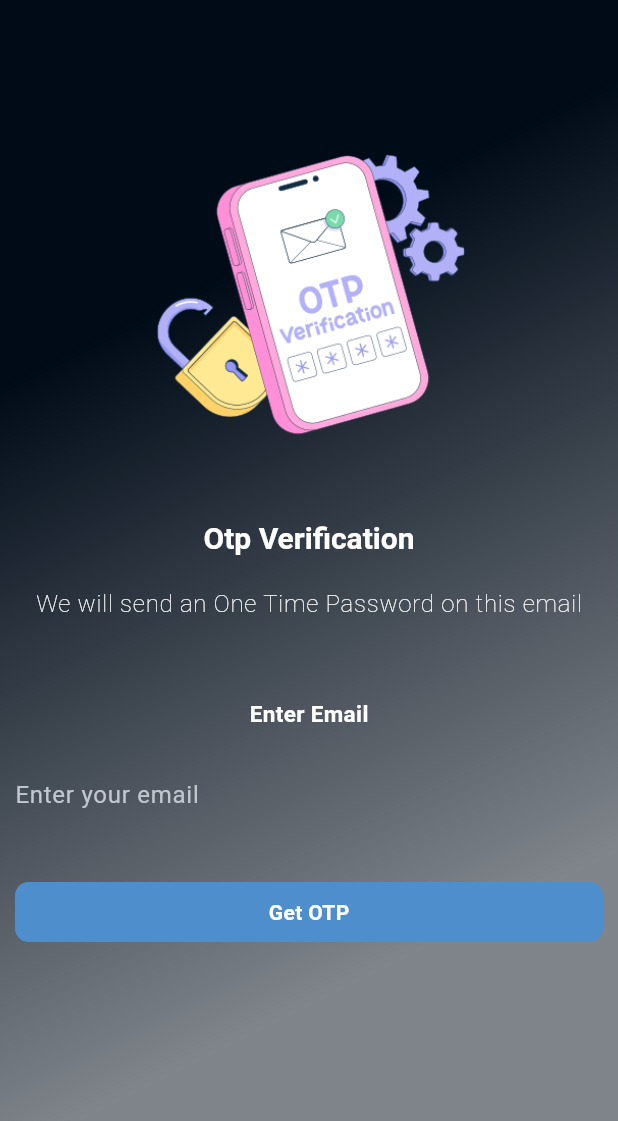
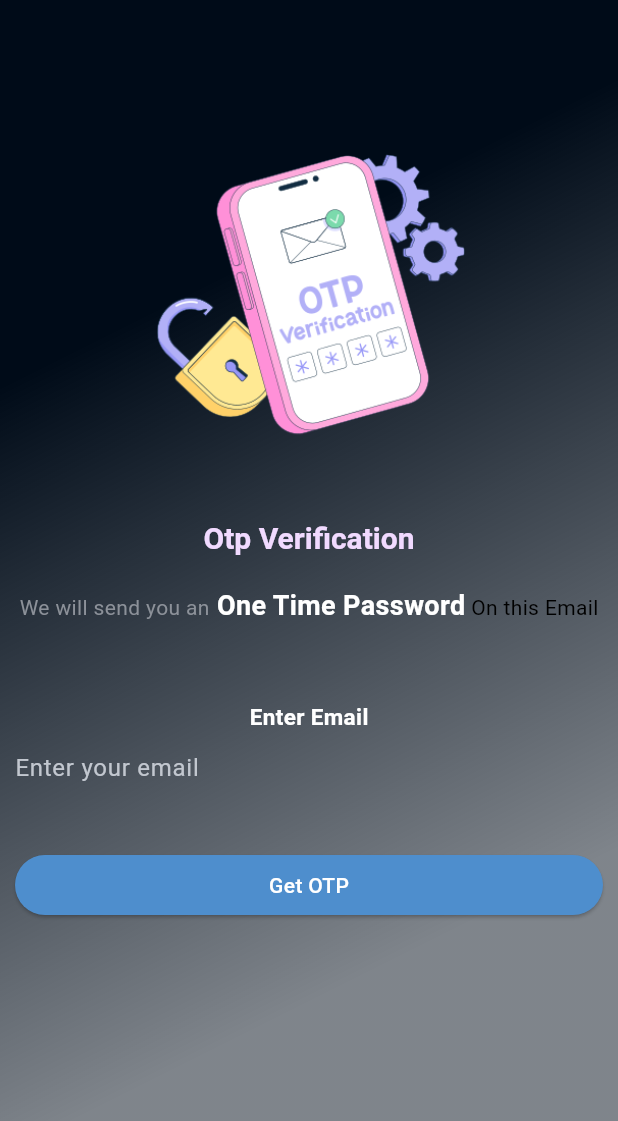
Before and after one commit to stuverse/stuverse, a Flutter app: the ForgotPasswordScreen screen opened by its route, on a phone screen of 412 x 824 dp. Shown: the top 1121 px of the screen. Run offline on Flutter 3.47's test engine with Material 3 defaults, Android fonts, the light colour scheme and no system bars; our stand-ins replace bloc, dio, flex_color_scheme, flutter_bloc, go_router, shared_preferences; accounts and stored records are empty; Roboto replaces fonts that are missing (Poppins, roboto).

Commit message:
#33 solved

```diff
--- a/lib/app/utils/app_images.dart
+++ b/lib/app/utils/app_images.dart
@@ -4,7 +4,7 @@ class AppImages {
   static const String logo200 = "assets/app/logo/stuverse200.png";
   static const String logo100 = "assets/app/logo/stuverse100.png";
   static const String logo50 = "assets/app/logo/stuverse50.png";
-  static const String otp_1 = "assets/common/otp1.png";
+  static const String otp3 = "assets/common/otp3.png";
 
   //! SVGs
   static const String logoSVG = "assets/app/logo/stuverse.svg";
--- a/lib/features/common/auth/views/forgot_password_screen.dart
+++ b/lib/features/common/auth/views/forgot_password_screen.dart
@@ -29,21 +29,43 @@ class ForgotPasswordScreen extends StatelessWidget {
               SizedBox(
                 height: 30,
               ),
-              Text('Otp Verification',
-                  style: Theme.of(context)
-                      .textTheme
-                      .titleLarge!
-                      .copyWith(fontWeight: FontWeight.bold, fontSize: 20)),
+              Text(
+                'Otp Verification',
+                style: Theme.of(context).textTheme.titleLarge!.copyWith(
+                    fontWeight: FontWeight.bold,
+                    fontSize: 20,
+                    color: Theme.of(context).colorScheme.onTertiaryContainer),
+              ),
               SizedBox(
                 height: 20,
               ),
-              Text(
-                'We will send an One Time Password on this email',
-                style: Theme.of(context).textTheme.bodyLarge!.copyWith(
-                      fontWeight: FontWeight.w100,
+              RichText(
+                  text: TextSpan(
+                      style: TextStyle(color: Colors.blue), //apply style to all
+                      children: [
+                    TextSpan(
+                      text: 'We will send you an',
+                      style: Theme.of(context).textTheme.bodyMedium!.copyWith(
+                            fontWeight: FontWeight.normal,
                             fontFamily: 'Poppins',
+                            color: Theme.of(context).colorScheme.outline,
                           ),
                     ),
+                    TextSpan(
+                      text: ' One Time Password',
+                      style: Theme.of(context).textTheme.bodyMedium!.copyWith(
+                          fontWeight: FontWeight.bold,
+                          fontFamily: 'roboto',
+                          fontSize: 18),
+                    ),
+                    TextSpan(
+                      text: ' On this Email',
+                      style: Theme.of(context).textTheme.bodyMedium!.copyWith(
+                          fontWeight: FontWeight.normal,
+                          fontFamily: 'Poppins',
+                          color: Theme.of(context).colorScheme.onSecondary),
+                    )
+                  ])),
               SizedBox(
                 height: 50,
               ),
@@ -52,9 +74,6 @@ class ForgotPasswordScreen extends StatelessWidget {
                       .textTheme
                       .bodyMedium!
                       .copyWith(fontWeight: FontWeight.bold, fontSize: 15)),
-              SizedBox(
-                height: 20,
-              ),
               TextField(
                 controller: _emailController,
                 decoration: const InputDecoration(
@@ -65,15 +84,23 @@ class ForgotPasswordScreen extends StatelessWidget {
               SizedBox(
                 height: 30,
               ),
-              FilledButton(
+              ElevatedButton(
                 onPressed: () {},
+                style: ElevatedButton.styleFrom(
+                    backgroundColor: Theme.of(context).colorScheme.primary,
+                    shape: RoundedRectangleBorder(
+                      borderRadius: BorderRadius.circular(25),
+                    )),
                 child: Center(
+                  child: Padding(
+                    padding: const EdgeInsets.symmetric(vertical: 10),
                     child: Text(
                       'Get OTP',
                       style: Theme.of(context)
                           .textTheme
                           .bodyMedium!
-                        .copyWith(fontWeight: FontWeight.bold),
+                          .copyWith(fontWeight: FontWeight.w500),
+                    ),
                   ),
                 ),
               ),
```
Also changed, not shown: assets/common/otp.gif (deleted), assets/common/otp1.png (deleted). Lines whose indentation alone changed are shown as unchanged.
